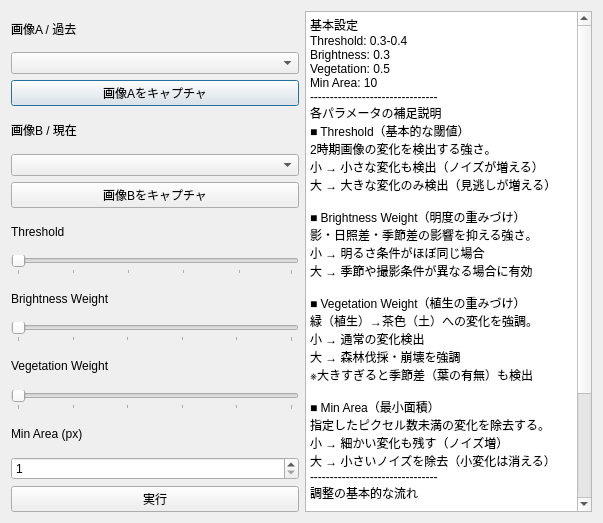
naokimuroki/ChangePolygonizer-QGIS-plugin, file dialog.ui: the form before one commit.
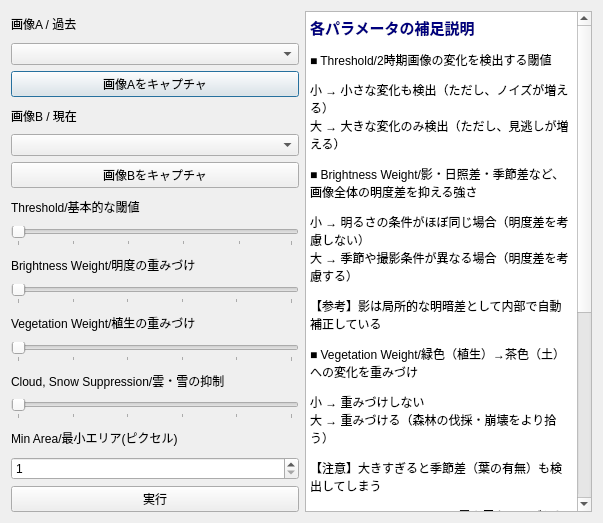
The form after the commit.

Patch:
```diff
--- a/dialog.ui
+++ b/dialog.ui
@@ -53,7 +53,7 @@
      <item>
       <widget class="QLabel" name="label">
        <property name="text">
-        <string>Threshold</string>
+        <string>Threshold/基本的な閾値</string>
        </property>
       </widget>
      </item>
@@ -79,7 +79,7 @@
      <item>
       <widget class="QLabel" name="label">
        <property name="text">
-        <string>Brightness Weight</string>
+        <string>Brightness Weight/明度の重みづけ</string>
        </property>
       </widget>
      </item>
@@ -105,7 +105,7 @@
      <item>
       <widget class="QLabel" name="label">
        <property name="text">
-        <string>Vegetation Weight</string>
+        <string>Vegetation Weight/植生の重みづけ</string>
        </property>
       </widget>
      </item>
@@ -131,7 +131,33 @@
      <item>
       <widget class="QLabel" name="label">
        <property name="text">
-        <string>Min Area (px)</string>
+        <string>Cloud, Snow Suppression/雲・雪の抑制</string>
+       </property>
+      </widget>
+     </item>
+     <item>
+      <widget class="QSlider" name="cloudSlider">
+       <property name="minimum">
+        <number>0</number>
+       </property>
+       <property name="maximum">
+        <number>100</number>
+       </property>
+       <property name="orientation">
+        <enum>Qt::Horizontal</enum>
+       </property>
+       <property name="tickPosition">
+        <enum>QSlider::TicksBelow</enum>
+       </property>
+       <property name="tickInterval">
+        <number>20</number>
+       </property>
+      </widget>
+     </item>
+     <item>
+      <widget class="QLabel" name="label">
+       <property name="text">
+        <string>Min Area/最小エリア(ピクセル)</string>
        </property>
       </widget>
      </item>
@@ -164,78 +190,22 @@
 &lt;html&gt;&lt;head&gt;&lt;meta name=&quot;qrichtext&quot; content=&quot;1&quot; /&gt;&lt;style type=&quot;text/css&quot;&gt;
 p, li { white-space: pre-wrap; }
 &lt;/style&gt;&lt;/head&gt;&lt;body style=&quot; font-family:'MS UI Gothic'; font-size:9pt; font-weight:400; font-style:normal;&quot;&gt;
-&lt;p style=&quot; margin-top:0px; margin-bottom:0px; margin-left:0px; margin-right:0px; -qt-block-indent:0; text-indent:0px;&quot;&gt;&lt;span style=&quot; font-size:11pt; font-weight:600; color:#00007f;&quot;&gt;基本設定&lt;/span&gt;&lt;/p&gt;
-&lt;p style=&quot; margin-top:0px; margin-bottom:0px; margin-left:0px; margin-right:0px; -qt-block-indent:0; text-indent:0px;&quot;&gt;Threshold: 0.3-0.4&lt;/p&gt;
-&lt;p style=&quot; margin-top:0px; margin-bottom:0px; margin-left:0px; margin-right:0px; -qt-block-indent:0; text-indent:0px;&quot;&gt;Brightness: 0.3&lt;/p&gt;
-&lt;p style=&quot; margin-top:0px; margin-bottom:0px; margin-left:0px; margin-right:0px; -qt-block-indent:0; text-indent:0px;&quot;&gt;Vegetation: 0.5&lt;/p&gt;
-&lt;p style=&quot; margin-top:0px; margin-bottom:0px; margin-left:0px; margin-right:0px; -qt-block-indent:0; text-indent:0px;&quot;&gt;Min Area: 10&lt;/p&gt;
-&lt;p style=&quot; margin-top:0px; margin-bottom:0px; margin-left:0px; margin-right:0px; -qt-block-indent:0; text-indent:0px;&quot;&gt;--------------------------------&lt;/p&gt;
-&lt;p style=&quot; margin-top:0px; margin-bottom:0px; margin-left:0px; margin-right:0px; -qt-block-indent:0; text-indent:0px;&quot;&gt;&lt;span style=&quot; font-size:11pt; font-weight:600; color:#00007f;&quot;&gt;各パラメータの補足説明&lt;/span&gt;&lt;/p&gt;
-&lt;p style=&quot; margin-top:0px; margin-bottom:0px; margin-left:0px; margin-right:0px; -qt-block-indent:0; text-indent:0px;&quot;&gt;■ Threshold（基本的な閾値）&lt;/p&gt;
-&lt;p style=&quot; margin-top:0px; margin-bottom:0px; margin-left:0px; margin-right:0px; -qt-block-indent:0; text-indent:0px;&quot;&gt;2時期画像の変化を検出する強さ。&lt;/p&gt;
-&lt;p style=&quot; margin-top:0px; margin-bottom:0px; margin-left:0px; margin-right:0px; -qt-block-indent:0; text-indent:0px;&quot;&gt;小 → 小さな変化も検出（ノイズが増える）&lt;/p&gt;
-&lt;p style=&quot; margin-top:0px; margin-bottom:0px; margin-left:0px; margin-right:0px; -qt-block-indent:0; text-indent:0px;&quot;&gt;大 → 大きな変化のみ検出（見逃しが増える）&lt;/p&gt;
-&lt;p style=&quot;-qt-paragraph-type:empty; margin-top:0px; margin-bottom:0px; margin-left:0px; margin-right:0px; -qt-block-indent:0; text-indent:0px;&quot;&gt;&lt;br /&gt;&lt;/p&gt;
-&lt;p style=&quot; margin-top:0px; margin-bottom:0px; margin-left:0px; margin-right:0px; -qt-block-indent:0; text-indent:0px;&quot;&gt;■ &lt;span style=&quot; font-weight:600;&quot;&gt;Brightness Weight&lt;/span&gt;（明度の重みづけ）&lt;/p&gt;
-&lt;p style=&quot; margin-top:0px; margin-bottom:0px; margin-left:0px; margin-right:0px; -qt-block-indent:0; text-indent:0px;&quot;&gt;影・日照差・季節差の影響を抑える強さ。&lt;/p&gt;
-&lt;p style=&quot; margin-top:0px; margin-bottom:0px; margin-left:0px; margin-right:0px; -qt-block-indent:0; text-indent:0px;&quot;&gt;小 → 明るさ条件がほぼ同じ場合&lt;/p&gt;
-&lt;p style=&quot; margin-top:0px; margin-bottom:0px; margin-left:0px; margin-right:0px; -qt-block-indent:0; text-indent:0px;&quot;&gt;大 → 季節や撮影条件が異なる場合に有効&lt;/p&gt;
-&lt;p style=&quot;-qt-paragraph-type:empty; margin-top:0px; margin-bottom:0px; margin-left:0px; margin-right:0px; -qt-block-indent:0; text-indent:0px;&quot;&gt;&lt;br /&gt;&lt;/p&gt;
-&lt;p style=&quot; margin-top:0px; margin-bottom:0px; margin-left:0px; margin-right:0px; -qt-block-indent:0; text-indent:0px;&quot;&gt;■ &lt;span style=&quot; font-weight:600;&quot;&gt;Vegetation Weight&lt;/span&gt;（植生の重みづけ）&lt;/p&gt;
-&lt;p style=&quot; margin-top:0px; margin-bottom:0px; margin-left:0px; margin-right:0px; -qt-block-indent:0; text-indent:0px;&quot;&gt;緑（植生）→茶色（土）への変化を強調。&lt;/p&gt;
-&lt;p style=&quot; margin-top:0px; margin-bottom:0px; margin-left:0px; margin-right:0px; -qt-block-indent:0; text-indent:0px;&quot;&gt;小 → 通常の変化検出&lt;/p&gt;
-&lt;p style=&quot; margin-top:0px; margin-bottom:0px; margin-left:0px; margin-right:0px; -qt-block-indent:0; text-indent:0px;&quot;&gt;大 → 森林伐採・崩壊を強調&lt;/p&gt;
-&lt;p style=&quot; margin-top:0px; margin-bottom:0px; margin-left:0px; margin-right:0px; -qt-block-indent:0; text-indent:0px;&quot;&gt;※大きすぎると季節差（葉の有無）も検出&lt;/p&gt;
-&lt;p style=&quot;-qt-paragraph-type:empty; margin-top:0px; margin-bottom:0px; margin-left:0px; margin-right:0px; -qt-block-indent:0; text-indent:0px;&quot;&gt;&lt;br /&gt;&lt;/p&gt;
-&lt;p style=&quot; margin-top:0px; margin-bottom:0px; margin-left:0px; margin-right:0px; -qt-block-indent:0; text-indent:0px;&quot;&gt;■&lt;span style=&quot; font-weight:600;&quot;&gt; Min Area&lt;/span&gt;（最小面積）&lt;/p&gt;
-&lt;p style=&quot; margin-top:0px; margin-bottom:0px; margin-left:0px; margin-right:0px; -qt-block-indent:0; text-indent:0px;&quot;&gt;指定したピクセル数未満の変化を除去する。&lt;/p&gt;
-&lt;p style=&quot; margin-top:0px; margin-bottom:0px; margin-left:0px; margin-right:0px; -qt-block-indent:0; text-indent:0px;&quot;&gt;小 → 細かい変化も残す（ノイズ増）&lt;/p&gt;
-&lt;p style=&quot; margin-top:0px; margin-bottom:0px; margin-left:0px; margin-right:0px; -qt-block-indent:0; text-indent:0px;&quot;&gt;大 → 小さいノイズを除去（小変化は消える）&lt;/p&gt;
-&lt;p style=&quot; margin-top:0px; margin-bottom:0px; margin-left:0px; margin-right:0px; -qt-block-indent:0; text-indent:0px;&quot;&gt;--------------------------------&lt;/p&gt;
-&lt;p style=&quot; margin-top:0px; margin-bottom:0px; margin-left:0px; margin-right:0px; -qt-block-indent:0; text-indent:0px;&quot;&gt;&lt;span style=&quot; font-size:11pt; font-weight:600; color:#00007f;&quot;&gt;調整の基本的な流れ&lt;/span&gt;&lt;/p&gt;
-&lt;p style=&quot;-qt-paragraph-type:empty; margin-top:0px; margin-bottom:0px; margin-left:0px; margin-right:0px; -qt-block-indent:0; text-indent:0px;&quot;&gt;&lt;br /&gt;&lt;/p&gt;
-&lt;p style=&quot; margin-top:0px; margin-bottom:0px; margin-left:0px; margin-right:0px; -qt-block-indent:0; text-indent:0px;&quot;&gt;まずThreshold → 次にMin Area → 必要に応じてBrightness / Vegetation&lt;/p&gt;
-&lt;p style=&quot;-qt-paragraph-type:empty; margin-top:0px; margin-bottom:0px; margin-left:0px; margin-right:0px; -qt-block-indent:0; text-indent:0px;&quot;&gt;&lt;br /&gt;&lt;/p&gt;
-&lt;p style=&quot; margin-top:0px; margin-bottom:0px; margin-left:0px; margin-right:0px; -qt-block-indent:0; text-indent:0px;&quot;&gt;なお、&lt;span style=&quot; font-weight:600; color:#00007f;&quot;&gt;Thresholdは設定した閾値＋0.1と＋0.2の３段階でポリゴンが生成&lt;/span&gt;される。&lt;/p&gt;
-&lt;p style=&quot; margin-top:0px; margin-bottom:0px; margin-left:0px; margin-right:0px; -qt-block-indent:0; text-indent:0px;&quot;&gt;（例えば、Threshold＝0.3とすると、0.4と0.5とした場合も生成される。）&lt;/p&gt;
-&lt;p style=&quot; margin-top:0px; margin-bottom:0px; margin-left:0px; margin-right:0px; -qt-block-indent:0; text-indent:0px;&quot;&gt;      &lt;/p&gt;&lt;/body&gt;&lt;/html&gt;</string>
-     </property>
-     <property name="plainText">
-      <string>基本設定
-Threshold: 0.3-0.4
-Brightness: 0.3
-Vegetation: 0.5
-Min Area: 10
---------------------------------
-各パラメータの補足説明
-■ Threshold（基本的な閾値）
-2時期画像の変化を検出する強さ。
-小 → 小さな変化も検出（ノイズが増える）
-大 → 大きな変化のみ検出（見逃しが増える）
-
-■ Brightness Weight（明度の重みづけ）
-影・日照差・季節差の影響を抑える強さ。
-小 → 明るさ条件がほぼ同じ場合
-大 → 季節や撮影条件が異なる場合に有効
-
-■ Vegetation Weight（植生の重みづけ）
-緑（植生）→茶色（土）への変化を強調。
-小 → 通常の変化検出
-大 → 森林伐採・崩壊を強調
-※大きすぎると季節差（葉の有無）も検出
-
-■ Min Area（最小面積）
-指定したピクセル数未満の変化を除去する。
-小 → 細かい変化も残す（ノイズ増）
-大 → 小さいノイズを除去（小変化は消える）
---------------------------------
-調整の基本的な流れ
-
-まずThreshold → 次にMin Area → 必要に応じてBrightness / Vegetation
-
-なお、Thresholdは設定した閾値＋0.1と＋0.2の３段階でポリゴンが生成される。
-（例えば、Threshold＝0.3とすると、0.4と0.5とした場合も生成される。）
-      </string>
+&lt;p style=&quot; margin-top:12px; margin-bottom:12px; margin-left:0px; margin-right:0px; -qt-block-indent:0; text-indent:0px;&quot;&gt;&lt;span style=&quot; font-size:11pt; font-weight:600; color:#00007f;&quot;&gt;各パラメータの補足説明&lt;/span&gt;&lt;/p&gt;
+&lt;p style=&quot; margin-top:12px; margin-bottom:12px; margin-left:0px; margin-right:0px; -qt-block-indent:0; text-indent:0px;&quot;&gt;■ Threshold/2時期画像の変化を検出する閾値&lt;/p&gt;
+&lt;p style=&quot; margin-top:12px; margin-bottom:12px; margin-left:0px; margin-right:0px; -qt-block-indent:0; text-indent:0px;&quot;&gt;小 → 小さな変化も検出（ただし、ノイズが増える）&lt;br /&gt;大 → 大きな変化のみ検出（ただし、見逃しが増える）&lt;/p&gt;
+&lt;p style=&quot; margin-top:12px; margin-bottom:12px; margin-left:0px; margin-right:0px; -qt-block-indent:0; text-indent:0px;&quot;&gt;■ Brightness Weight/影・日照差・季節差など、画像全体の明度差を抑える強さ&lt;/p&gt;
+&lt;p style=&quot; margin-top:12px; margin-bottom:12px; margin-left:0px; margin-right:0px; -qt-block-indent:0; text-indent:0px;&quot;&gt;小 → 明るさの条件がほぼ同じ場合（明度差を考慮しない）&lt;br /&gt;大 → 季節や撮影条件が異なる場合（明度差を考慮する）&lt;/p&gt;
+&lt;p style=&quot; margin-top:12px; margin-bottom:12px; margin-left:0px; margin-right:0px; -qt-block-indent:0; text-indent:0px;&quot;&gt;【参考】影は局所的な明暗差として内部で自動補正している&lt;/p&gt;
+&lt;p style=&quot; margin-top:12px; margin-bottom:12px; margin-left:0px; margin-right:0px; -qt-block-indent:0; text-indent:0px;&quot;&gt;■ Vegetation Weight/緑色（植生）→茶色（土）への変化を重みづけ&lt;/p&gt;
+&lt;p style=&quot; margin-top:12px; margin-bottom:12px; margin-left:0px; margin-right:0px; -qt-block-indent:0; text-indent:0px;&quot;&gt;小 → 重みづけしない&lt;br /&gt;大 → 重みづける（森林の伐採・崩壊をより拾う）&lt;/p&gt;
+&lt;p style=&quot; margin-top:12px; margin-bottom:12px; margin-left:0px; margin-right:0px; -qt-block-indent:0; text-indent:0px;&quot;&gt;【注意】大きすぎると季節差（葉の有無）も検出してしまう&lt;/p&gt;
+&lt;p style=&quot; margin-top:12px; margin-bottom:12px; margin-left:0px; margin-right:0px; -qt-block-indent:0; text-indent:0px;&quot;&gt;■Cloud, Snow Suppression/雲や雪をノイズとして除去&lt;/p&gt;
+&lt;p style=&quot; margin-top:12px; margin-bottom:12px; margin-left:0px; margin-right:0px; -qt-block-indent:0; text-indent:0px;&quot;&gt;小 → 除去しない&lt;br /&gt;大 → 除去する&lt;/p&gt;
+&lt;p style=&quot; margin-top:12px; margin-bottom:12px; margin-left:0px; margin-right:0px; -qt-block-indent:0; text-indent:0px;&quot;&gt;■ Min Area/指定したピクセル数未満の変化をノイズとして除去&lt;/p&gt;
+&lt;p style=&quot; margin-top:12px; margin-bottom:12px; margin-left:0px; margin-right:0px; -qt-block-indent:0; text-indent:0px;&quot;&gt;--------------------------------&lt;/p&gt;
+&lt;p style=&quot; margin-top:12px; margin-bottom:12px; margin-left:0px; margin-right:0px; -qt-block-indent:0; text-indent:0px;&quot;&gt;&lt;span style=&quot; font-size:11pt; font-weight:600; color:#00007f;&quot;&gt;調整の基本的な流れ&lt;/span&gt;&lt;/p&gt;
+&lt;p style=&quot; margin-top:12px; margin-bottom:12px; margin-left:0px; margin-right:0px; -qt-block-indent:0; text-indent:0px;&quot;&gt;まずThreshold → 次にMin Area → 必要に応じてBrightness / Vegetation&lt;/p&gt;
+&lt;p style=&quot; margin-top:12px; margin-bottom:12px; margin-left:0px; margin-right:0px; -qt-block-indent:0; text-indent:0px;&quot;&gt;なお、Thresholdは設定した閾値＋0.1と＋0.2の３段階でポリゴンが生成される。&lt;br /&gt;（例えば、Threshold＝0.3とすると、0.4と0.5とした場合も生成される。）&lt;/p&gt;&lt;/body&gt;&lt;/html&gt;</string>
      </property>
     </widget>
    </item>
```
